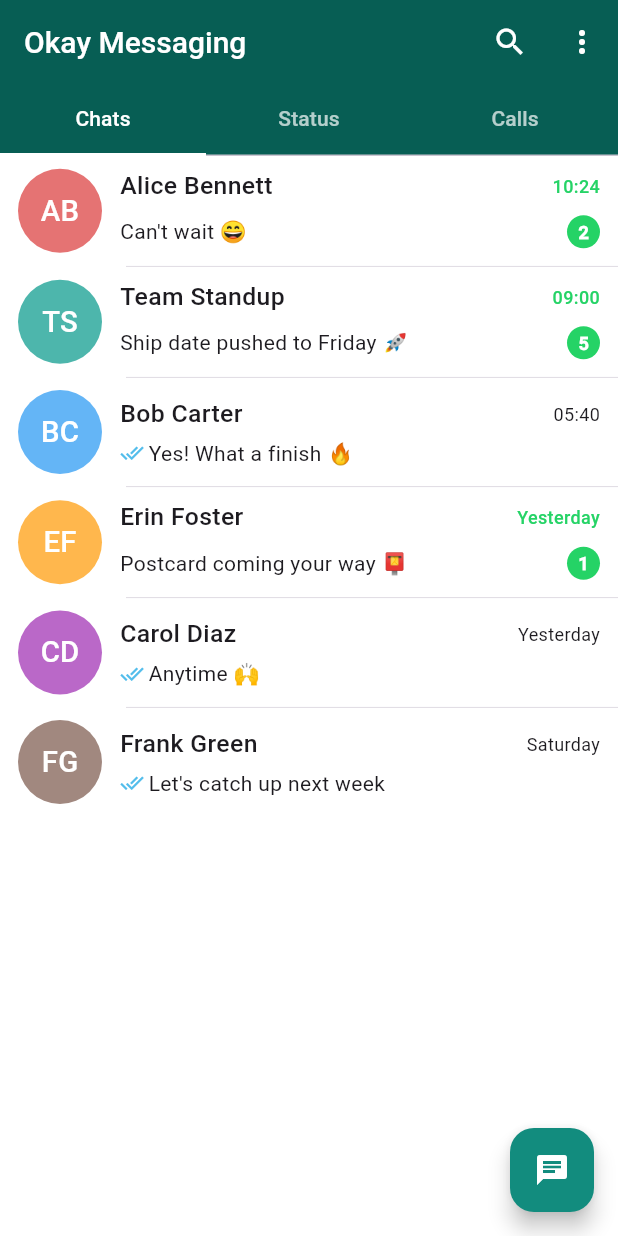
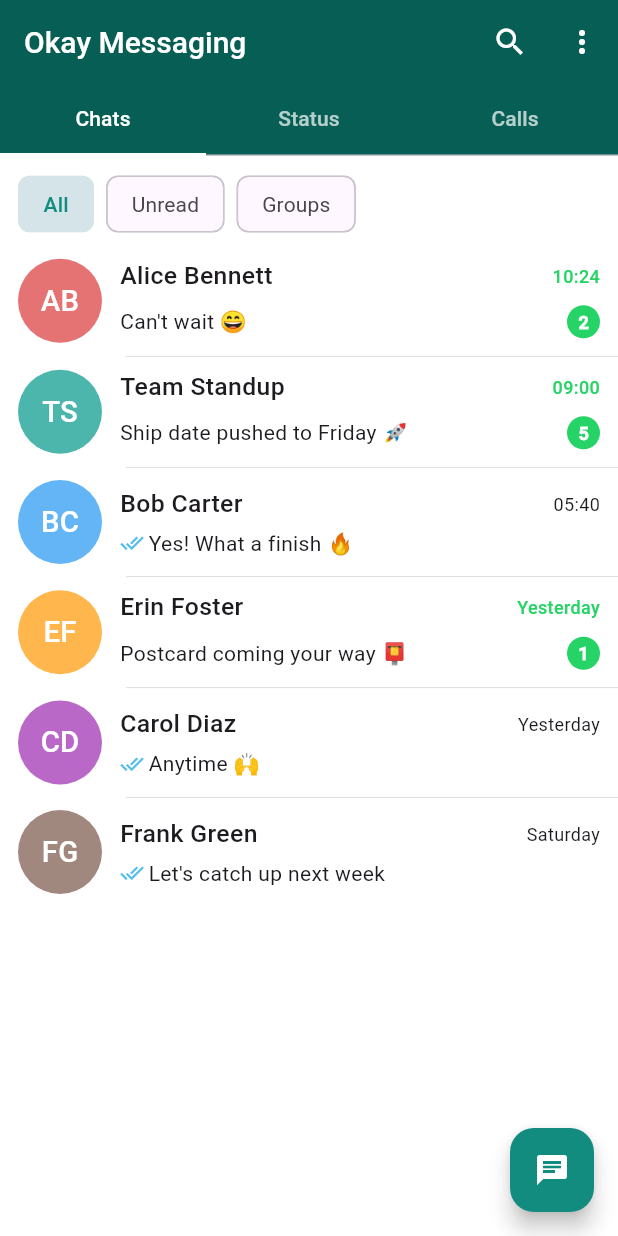
Before and after one commit to kingimann/OkayMessaging, a Flutter app: the screen it shows after launch, on a phone screen of 412 x 824 dp. Run offline on Flutter 3.47's test engine with Material 3 defaults, Android fonts, the phone set to English and light mode, and no system bars.

Commit message:
Add filters, starred messages, story viewer, scroll-to-bottom
More UI and functionality on top of the chat store:

- Chats tab filter chips: All / Unread / Groups
- Starred messages: star from the message actions sheet, view them from
  the overflow menu; starred messages show a star on the bubble
- Full-screen Status story viewer with segmented progress bars, auto-
  advance, tap-to-navigate, and a reply bar
- Scroll-to-bottom button in a conversation when scrolled up
- Group flag on users (Team Standup) powering the Groups filter

Star keys are chat-scoped since mock message ids repeat across chats.
Widget tests extended to 11 cases; flutter analyze clean.

Co-Authored-By: Claude Opus 4.8 <noreply@anthropic.com>
Claude-Session: https://claude.ai/code/session_015P97LVudGW2edqtwWSjQKV

```diff
--- a/lib/data/mock_data.dart
+++ b/lib/data/mock_data.dart
@@ -47,6 +47,7 @@ class MockData {
     avatarColor: '#4DB6AC',
     about: 'Group • 6 members',
     phone: '',
+    isGroup: true,
   );
 
   static const AppUser _erin = AppUser(
--- a/lib/models/user.dart
+++ b/lib/models/user.dart
@@ -7,6 +7,9 @@ class AppUser {
   final String phone;
   final bool isOnline;
 
+  /// True for group conversations rather than a single person.
+  final bool isGroup;
+
   const AppUser({
     required this.id,
     required this.name,
@@ -14,6 +17,7 @@ class AppUser {
     this.about = 'Hey there! I am using Okay Messaging.',
     this.phone = '',
     this.isOnline = false,
+    this.isGroup = false,
   });
 
   /// Initials used for the placeholder avatar (e.g. "John Doe" -> "JD").
--- a/lib/screens/home_screen.dart
+++ b/lib/screens/home_screen.dart
@@ -7,6 +7,7 @@ import '../theme/app_theme.dart';
 import 'chat_search_delegate.dart';
 import 'new_chat_screen.dart';
 import 'settings_screen.dart';
+import 'starred_messages_screen.dart';
 
 /// The top-level screen hosting the Chats / Status / Calls tabs.
 class HomeScreen extends StatefulWidget {
@@ -79,6 +80,11 @@ class _HomeScreenState extends State<HomeScreen>
                 Navigator.of(context).push(
                   MaterialPageRoute(builder: (_) => const SettingsScreen()),
                 );
+              } else if (value == 'starred') {
+                Navigator.of(context).push(
+                  MaterialPageRoute(
+                      builder: (_) => const StarredMessagesScreen()),
+                );
               }
             },
             itemBuilder: (context) => const [
--- a/lib/tabs/chats_tab.dart
+++ b/lib/tabs/chats_tab.dart
@@ -4,18 +4,40 @@ import '../models/chat.dart';
 import '../screens/archived_chats_screen.dart';
 import '../screens/chat_screen.dart';
 import '../state/chat_store.dart';
+import '../theme/app_theme.dart';
 import '../widgets/chat_list_tile.dart';
 
-/// The primary "Chats" tab showing all (non-archived) conversations.
-class ChatsTab extends StatelessWidget {
+enum ChatFilter { all, unread, groups }
+
+/// The primary "Chats" tab showing all (non-archived) conversations,
+/// with All / Unread / Groups filter chips.
+class ChatsTab extends StatefulWidget {
   const ChatsTab({super.key});
 
-  void _openChat(BuildContext context, Chat chat) {
+  @override
+  State<ChatsTab> createState() => _ChatsTabState();
+}
+
+class _ChatsTabState extends State<ChatsTab> {
+  ChatFilter _filter = ChatFilter.all;
+
+  List<Chat> _apply(List<Chat> chats) {
+    switch (_filter) {
+      case ChatFilter.all:
+        return chats;
+      case ChatFilter.unread:
+        return chats.where((c) => c.unreadCount > 0).toList();
+      case ChatFilter.groups:
+        return chats.where((c) => c.contact.isGroup).toList();
+    }
+  }
+
+  void _openChat(Chat chat) {
     Navigator.of(context)
         .push(MaterialPageRoute(builder: (_) => ChatScreen(chat: chat)));
   }
 
-  void _showChatActions(BuildContext context, Chat chat) {
+  void _showChatActions(Chat chat) {
     final store = ChatStore.instance;
     showModalBottomSheet<void>(
       context: context,
@@ -75,30 +97,95 @@ class ChatsTab extends StatelessWidget {
     return ListenableBuilder(
       listenable: store,
       builder: (context, _) {
-        final chats = store.chats;
-        if (chats.isEmpty && store.archivedCount == 0) {
-          return const Center(child: Text('No chats yet'));
-        }
-        return ListView.separated(
-          itemCount: chats.length + (store.archivedCount > 0 ? 1 : 0),
+        final chats = _apply(store.chats);
+        final showArchived =
+            _filter == ChatFilter.all && store.archivedCount > 0;
+        return Column(
+          children: [
+            _FilterBar(
+              selected: _filter,
+              onSelected: (f) => setState(() => _filter = f),
+            ),
+            Expanded(
+              child: (chats.isEmpty && !showArchived)
+                  ? Center(child: Text(_emptyLabel()))
+                  : ListView.separated(
+                      itemCount: chats.length + (showArchived ? 1 : 0),
                       separatorBuilder: (_, __) => const Divider(
                         height: 1,
                         indent: 84,
                         thickness: 0.4,
                       ),
                       itemBuilder: (context, index) {
-            if (store.archivedCount > 0 && index == 0) {
+                        if (showArchived && index == 0) {
                           return _ArchivedRow(count: store.archivedCount);
                         }
-            final chat = chats[index - (store.archivedCount > 0 ? 1 : 0)];
+                        final chat = chats[index - (showArchived ? 1 : 0)];
                         return ChatListTile(
                           chat: chat,
-              onTap: () => _openChat(context, chat),
-              onLongPress: () => _showChatActions(context, chat),
+                          onTap: () => _openChat(chat),
+                          onLongPress: () => _showChatActions(chat),
+                        );
+                      },
+                    ),
+            ),
+          ],
         );
       },
     );
-      },
+  }
+
+  String _emptyLabel() {
+    switch (_filter) {
+      case ChatFilter.unread:
+        return 'No unread chats';
+      case ChatFilter.groups:
+        return 'No groups';
+      case ChatFilter.all:
+        return 'No chats yet';
+    }
+  }
+}
+
+class _FilterBar extends StatelessWidget {
+  final ChatFilter selected;
+  final ValueChanged<ChatFilter> onSelected;
+
+  const _FilterBar({required this.selected, required this.onSelected});
+
+  @override
+  Widget build(BuildContext context) {
+    Widget chip(String label, ChatFilter filter) {
+      final active = selected == filter;
+      return Padding(
+        padding: const EdgeInsets.only(right: 8),
+        child: ChoiceChip(
+          label: Text(label),
+          selected: active,
+          showCheckmark: false,
+          selectedColor: AppColors.tealGreenDark.withValues(alpha: 0.18),
+          labelStyle: TextStyle(
+            color: active ? AppColors.tealGreenDark : null,
+            fontWeight: active ? FontWeight.w600 : FontWeight.normal,
+          ),
+          onSelected: (_) => onSelected(filter),
+        ),
+      );
+    }
+
+    return Align(
+      alignment: Alignment.centerLeft,
+      child: SingleChildScrollView(
+        scrollDirection: Axis.horizontal,
+        padding: const EdgeInsets.fromLTRB(12, 8, 12, 4),
+        child: Row(
+          children: [
+            chip('All', ChatFilter.all),
+            chip('Unread', ChatFilter.unread),
+            chip('Groups', ChatFilter.groups),
+          ],
+        ),
+      ),
     );
   }
 }
--- a/lib/tabs/status_tab.dart
+++ b/lib/tabs/status_tab.dart
@@ -2,6 +2,7 @@ import 'package:flutter/material.dart';
 
 import '../data/mock_data.dart';
 import '../models/status.dart';
+import '../screens/status_viewer_screen.dart';
 import '../theme/app_theme.dart';
 import '../utils/date_formatter.dart';
 import '../widgets/user_avatar.dart';
@@ -90,8 +91,8 @@ class _StatusTile extends StatelessWidget {
   }
 
   void _showStatusViewer(BuildContext context) {
-    ScaffoldMessenger.of(context).showSnackBar(
-      SnackBar(content: Text('Viewing ${status.user.name}\'s status')),
+    Navigator.of(context).push(
+      MaterialPageRoute(builder: (_) => StatusViewerScreen(status: status)),
     );
   }
 }
```
Also changed, not shown: lib/screens/chat_screen.dart (+43 -1 lines), lib/screens/starred_messages_screen.dart (added, +86 -0 lines), lib/screens/status_viewer_screen.dart (added, +256 -0 lines), lib/state/chat_store.dart (+30 -0 lines), lib/widgets/message_bubble.dart (+11 -1 lines), 1 other file. Lines whose indentation alone changed are shown as unchanged.
